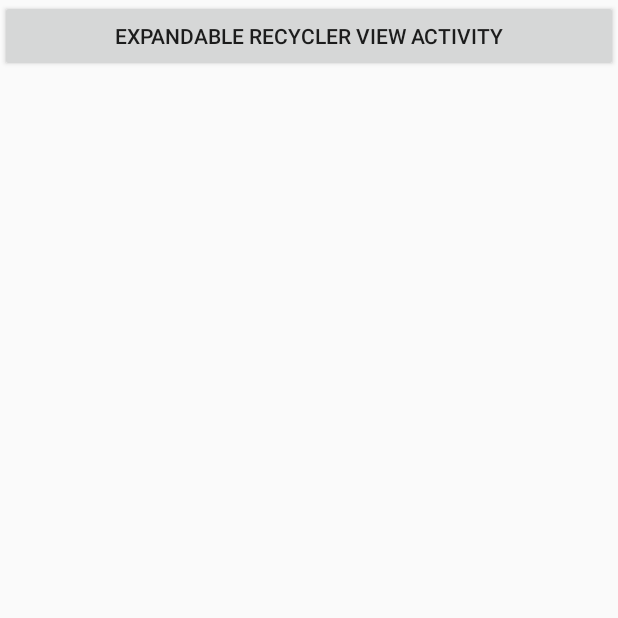
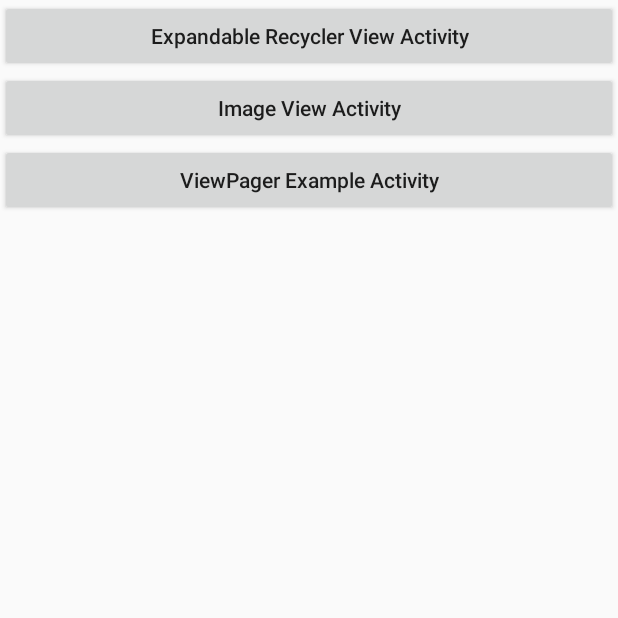
Before and after one commit to rlaejdwls/portfolio, an Android app: the WidgetListActivity screen opened directly, with no data from a screen before it, on a phone screen of 412 x 824 dp, the top half of it. Run offline under Robolectric (Android 15) with nearby library versions, the phone set to English and light mode, and no system bars.

Commit message:
Portfolio Update

```diff
--- a/AppBaseProject/app/src/main/AndroidManifest.xml
+++ b/AppBaseProject/app/src/main/AndroidManifest.xml
@@ -38,6 +38,7 @@
             android:theme="@style/AppTheme.FullScreen"/>
         <activity android:name=".widget.WidgetListActivity" />
         <activity android:name=".widget.listview.expandable.ExpandableRecyclerViewActivity" />
+        <activity android:name=".widget.viewpager.example.ViewPagerExampleActivity" />
 
         <!-- Dialog -->
         <activity android:name=".dialog.SelectDialog"
--- a/AppBaseProject/app/src/main/java/com/example/coresample/widget/WidgetListActivity.java
+++ b/AppBaseProject/app/src/main/java/com/example/coresample/widget/WidgetListActivity.java
@@ -8,7 +8,9 @@ import android.view.View;
 
 import com.example.core.manage.Binder;
 import com.example.coresample.R;
+import com.example.coresample.widget.imageview.multitouchzoom.ImageViewActivity;
 import com.example.coresample.widget.listview.expandable.ExpandableRecyclerViewActivity;
+import com.example.coresample.widget.viewpager.example.ViewPagerExampleActivity;
 
 /**
  * Created by tigris on 2017-09-26.
@@ -18,7 +20,9 @@ public class WidgetListActivity extends AppCompatActivity implements View.OnClic
     protected void onCreate(@Nullable Bundle savedInstanceState) {
         super.onCreate(savedInstanceState);
         Binder.bind(this).onClick(
-                R.id.btn_expandable_recycler_view_activity
+                R.id.btn_expandable_recycler_view_activity,
+                R.id.btn_image_view_activity,
+                R.id.btn_view_pager_example_activity
         );
     }
     @Override
@@ -27,6 +31,12 @@ public class WidgetListActivity extends AppCompatActivity implements View.OnClic
             case R.id.btn_expandable_recycler_view_activity:
                 startActivity(ExpandableRecyclerViewActivity.class);
                 break;
+            case R.id.btn_image_view_activity:
+                startActivity(ImageViewActivity.class);
+                break;
+            case R.id.btn_view_pager_example_activity:
+                startActivity(ViewPagerExampleActivity.class);
+                break;
         }
     }
     public void startActivity(Class<?> clazz) {
--- a/AppBaseProject/app/src/main/java/com/example/coresample/widget/listview/expandable/model/ExpandableGroup.java
+++ b/AppBaseProject/app/src/main/java/com/example/coresample/widget/listview/expandable/model/ExpandableGroup.java
@@ -6,5 +6,5 @@ import java.util.List;
  * Created by tigris on 2017-09-27.
  */
 public interface ExpandableGroup extends ExpandableChild {
-    <EC extends ExpandableChild> List<EC> getChild();
+    <EC extends ExpandableChild> List<EC> getChildren();
 }
--- a/AppBaseProject/app/src/main/res/layout/activity_widget_list.xml
+++ b/AppBaseProject/app/src/main/res/layout/activity_widget_list.xml
@@ -4,9 +4,28 @@
     android:orientation="vertical"
     android:layout_width="match_parent"
     android:layout_height="match_parent">
-    <Button
-        android:id="@+id/btn_expandable_recycler_view_activity"
+    <android.support.v4.widget.NestedScrollView
         android:layout_width="match_parent"
-        android:layout_height="wrap_content"
-        android:text="Expandable Recycler View Activity" />
+        android:layout_height="match_parent">
+        <LinearLayout
+            android:layout_width="match_parent"
+            android:layout_height="match_parent"
+            android:orientation="vertical">
+            <Button
+                android:id="@+id/btn_expandable_recycler_view_activity"
+                android:layout_width="match_parent"
+                android:layout_height="wrap_content"
+                android:text="Expandable Recycler View Activity" />
+            <Button
+                android:id="@+id/btn_image_view_activity"
+                android:layout_width="match_parent"
+                android:layout_height="wrap_content"
+                android:text="Image View Activity" />
+            <Button
+                android:id="@+id/btn_view_pager_example_activity"
+                android:layout_width="match_parent"
+                android:layout_height="wrap_content"
+                android:text="ViewPager Example Activity" />
+        </LinearLayout>
+    </android.support.v4.widget.NestedScrollView>
 </LinearLayout>
--- a/AppBaseProject/app/src/main/res/values/styles.xml
+++ b/AppBaseProject/app/src/main/res/values/styles.xml
@@ -8,6 +8,7 @@
         <item name="colorAccent">@color/colorAccent</item>
         <item name="windowActionBar">false</item>
         <item name="windowNoTitle">true</item>
+        <item name="buttonStyle">@style/button_default</item>
     </style>
     <style name="AppTheme.FullScreen" parent="AppTheme">
         <item name="android:windowFullscreen">true</item>
@@ -34,4 +35,8 @@
         <item name="android:textSize">22sp</item>
         <item name="android:textColor">@color/main</item>
     </style>
+
+    <style name="button_default" parent="Widget.AppCompat.Button">
+        <item name="android:textAllCaps">false</item>
+    </style>
 </resources>
--- a/AppBaseProject/core/src/main/java/com/example/core/manage/Debugger.java
+++ b/AppBaseProject/core/src/main/java/com/example/core/manage/Debugger.java
@@ -13,6 +13,7 @@ public class Debugger {
     public static boolean DEBUG = false;
 
     /**
+     * 초기화 함수
      * @param context Application Context
      */
     public static void initialize(Context context) {
```
Also changed, not shown: AppBaseProject/app/build.gradle (+30 -0 lines), AppBaseProject/app/src/main/java/com/example/coresample/widget/listview/expandable/adapter/ExpandableRecyclerViewAdapter.java (+16 -2 lines), AppBaseProject/app/src/main/java/com/example/coresample/widget/listview/expandable/model/ExpandableList.java (deleted, +0 -20 lines), AppBaseProject/app/src/main/java/com/example/coresample/widget/viewpager/example/ViewPagerExampleActivity.java (added, +24 -0 lines), AppBaseProject/app/src/main/java/com/example/coresample/widget/viewpager/example/adapter/DefaultPagerAdapter.java (added, +62 -0 lines), AppBaseProject/app/src/main/res/layout/activity_view_pager_example.xml (added, +11 -0 lines), AppBaseProject/app/src/main/res/layout/item_pager_example_page_one.xml (added, +13 -0 lines), AppBaseProject/app/src/main/res/layout/item_pager_example_page_three.xml (added, +13 -0 lines), AppBaseProject/app/src/main/res/layout/item_pager_example_page_two.xml (added, +13 -0 lines), AppBaseProject/core/src/main/java/com/example/core/manage/Binder.java (+67 -0 lines), AppBaseProject/core/src/main/java/com/example/core/manage/annotation/Param.java (added, +14 -0 lines).
